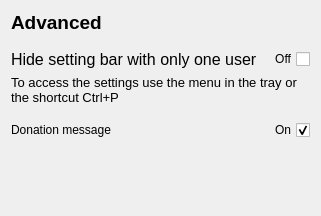
The window that zapzap/view/ui/advanced_page.ui (jmbatistav/zapzap) describes before a commit, drawn with Qt 5.
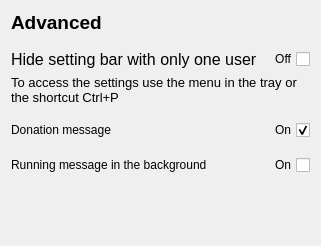
The same window after the commit.

What changed in the file:
```diff
--- a/zapzap/view/ui/advanced_page.ui
+++ b/zapzap/view/ui/advanced_page.ui
@@ -7,7 +7,7 @@
     <x>0</x>
     <y>0</y>
     <width>321</width>
-    <height>216</height>
+    <height>246</height>
    </rect>
   </property>
   <property name="windowTitle">
@@ -99,6 +99,23 @@
        </property>
       </widget>
      </item>
+     <item row="1" column="0">
+      <widget class="QLabel" name="label_5">
+       <property name="text">
+        <string>Running message in the background</string>
+       </property>
+      </widget>
+     </item>
+     <item row="1" column="1">
+      <widget class="QCheckBox" name="backgroundMessage">
+       <property name="layoutDirection">
+        <enum>Qt::RightToLeft</enum>
+       </property>
+       <property name="text">
+        <string>On</string>
+       </property>
+      </widget>
+     </item>
     </layout>
    </item>
    <item>
```
